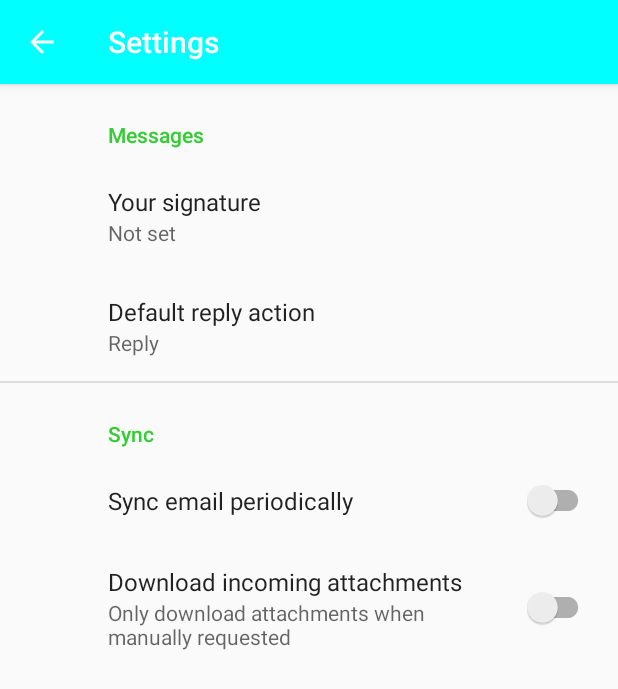
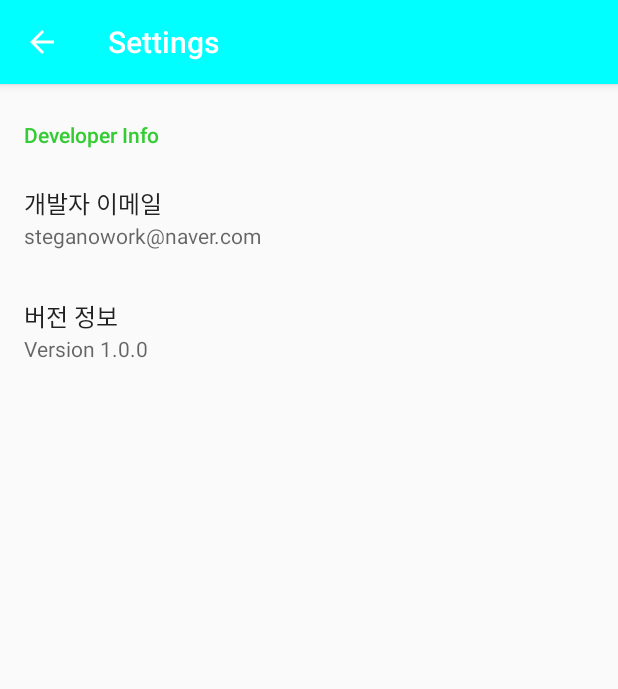
Before and after one commit to stegano3094/MorseCode, an Android app: the SettingsActivity screen opened directly, with no data from a screen before it, on a phone screen of 412 x 824 dp. Shown: the top 689 px of the screen. Run offline under Robolectric (Android 15) with nearby library versions, the phone set to English and light mode, and no system bars; our stand-ins replace androidx.preference.

Commit message:
Second Commit

```diff
--- a/app/src/main/AndroidManifest.xml
+++ b/app/src/main/AndroidManifest.xml
@@ -18,6 +18,7 @@
         <activity android:name=".InfoActivity"
             android:screenOrientation="portrait"/>
         <activity android:name=".MainActivity"
+            android:label=""
             android:screenOrientation="portrait">
             <intent-filter>
                 <action android:name="android.intent.action.MAIN" />
--- a/app/src/main/java/com/steganowork/morsecode/SettingsActivity.java
+++ b/app/src/main/java/com/steganowork/morsecode/SettingsActivity.java
@@ -1,12 +1,16 @@
 package com.steganowork.morsecode;
 
+import android.content.Intent;
 import android.os.Bundle;
+import android.view.Menu;
+import android.view.MenuItem;
 
 import androidx.appcompat.app.ActionBar;
 import androidx.appcompat.app.AppCompatActivity;
 import androidx.preference.PreferenceFragmentCompat;
 
 public class SettingsActivity extends AppCompatActivity {
+    String TAG = "SettingsActivity";
 
     @Override
     protected void onCreate(Bundle savedInstanceState) {
@@ -28,4 +32,23 @@ public class SettingsActivity extends AppCompatActivity {
             setPreferencesFromResource(R.xml.root_preferences, rootKey);
         }
     }
+
+
+    // 액션 바 =====================================================================================
+    @Override
+    public boolean onCreateOptionsMenu(Menu menu) {
+        return true;
+    }
+
+    @Override
+    public boolean onOptionsItemSelected(MenuItem item) {
+        switch (item.getItemId()) {
+            case android.R.id.home:  // 뒤로가기 아이콘
+                finish();
+                return true;
+
+            default:
+                return super.onOptionsItemSelected(item);
+        }
+    }
 }
--- a/app/src/main/res/values/strings.xml
+++ b/app/src/main/res/values/strings.xml
@@ -3,17 +3,12 @@
     <string name="title_activity_settings">Settings</string>
 
     <!-- Preference Titles -->
-    <string name="messages_header">Messages</string>
-    <string name="sync_header">Sync</string>
+    <string name="dev_header">Developer Info</string>
 
-    <!-- Messages Preferences -->
-    <string name="signature_title">Your signature</string>
-    <string name="reply_title">Default reply action</string>
+    <!-- Developer Info Preferences -->
+    <string name="dev_e_title">개발자 이메일</string>
+    <string name="dev_e_summary">steganowork@naver.com</string>
+    <string name="dev_v_title">버전 정보</string>
+    <string name="dev_v_summary">Version 1.0.0</string>
 
-    <!-- Sync Preferences -->
-    <string name="sync_title">Sync email periodically</string>
-    <string name="attachment_title">Download incoming attachments</string>
-    <string name="attachment_summary_on">Automatically download attachments for incoming emails
-    </string>
-    <string name="attachment_summary_off">Only download attachments when manually requested</string>
 </resources>
--- a/app/src/main/res/xml/root_preferences.xml
+++ b/app/src/main/res/xml/root_preferences.xml
@@ -16,36 +16,21 @@
 
 <PreferenceScreen xmlns:app="http://schemas.android.com/apk/res-auto">
 
-    <PreferenceCategory app:title="@string/messages_header">
-
-        <EditTextPreference
-            app:key="signature"
-            app:title="@string/signature_title"
-            app:useSimpleSummaryProvider="true" />
-
-        <ListPreference
-            app:defaultValue="reply"
-            app:entries="@array/reply_entries"
-            app:entryValues="@array/reply_values"
-            app:key="reply"
-            app:title="@string/reply_title"
-            app:useSimpleSummaryProvider="true" />
-
-    </PreferenceCategory>
-
-    <PreferenceCategory app:title="@string/sync_header">
-
-        <SwitchPreferenceCompat
-            app:key="sync"
-            app:title="@string/sync_title" />
-
-        <SwitchPreferenceCompat
-            app:dependency="sync"
-            app:key="attachment"
-            app:summaryOff="@string/attachment_summary_off"
-            app:summaryOn="@string/attachment_summary_on"
-            app:title="@string/attachment_title" />
-
+    <PreferenceCategory app:title="@string/dev_header"
+        app:iconSpaceReserved="false">
+        <Preference
+            app:title="@string/dev_e_title"
+            app:summary="@string/dev_e_summary"
+            app:selectable="false"
+            app:iconSpaceReserved="false">
+        </Preference>
+        <Preference
+            app:key="app_version"
+            app:title="@string/dev_v_title"
+            app:summary="@string/dev_v_summary"
+            app:selectable="false"
+            app:iconSpaceReserved="false">
+        </Preference>
     </PreferenceCategory>
 
 </PreferenceScreen>
```
Also changed, not shown: app/src/main/java/com/steganowork/morsecode/MainActivity.java (+53 -15 lines).
